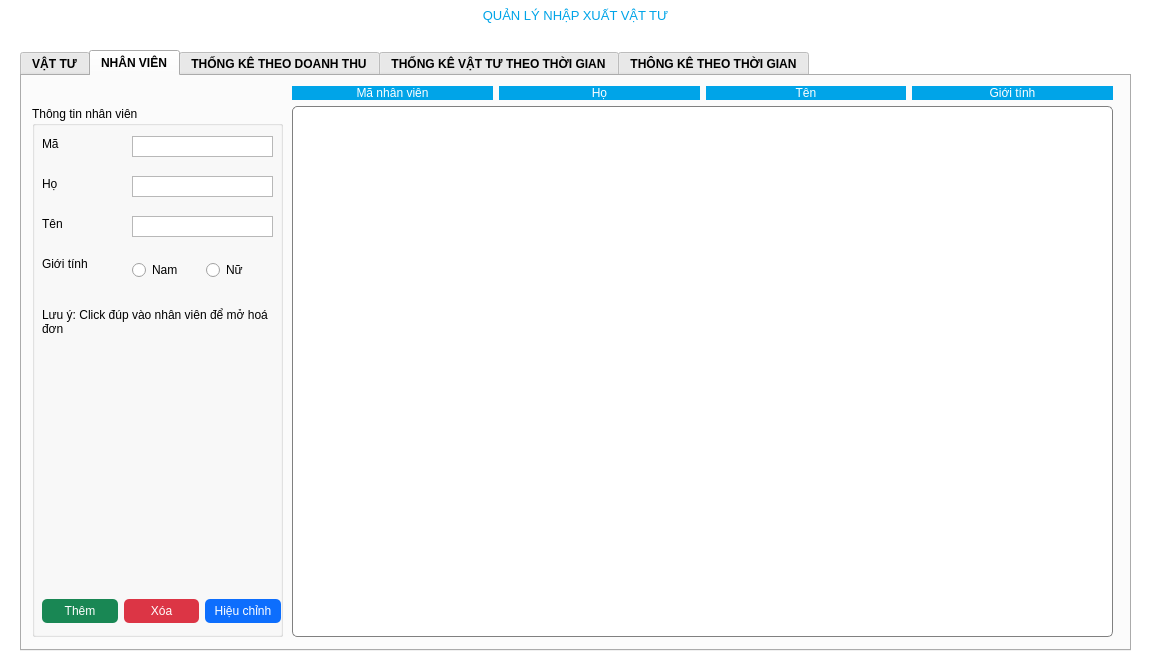
VinhNguyenD23/facilitiesManagement, file src/view/mainwindow.ui: the form before one commit.
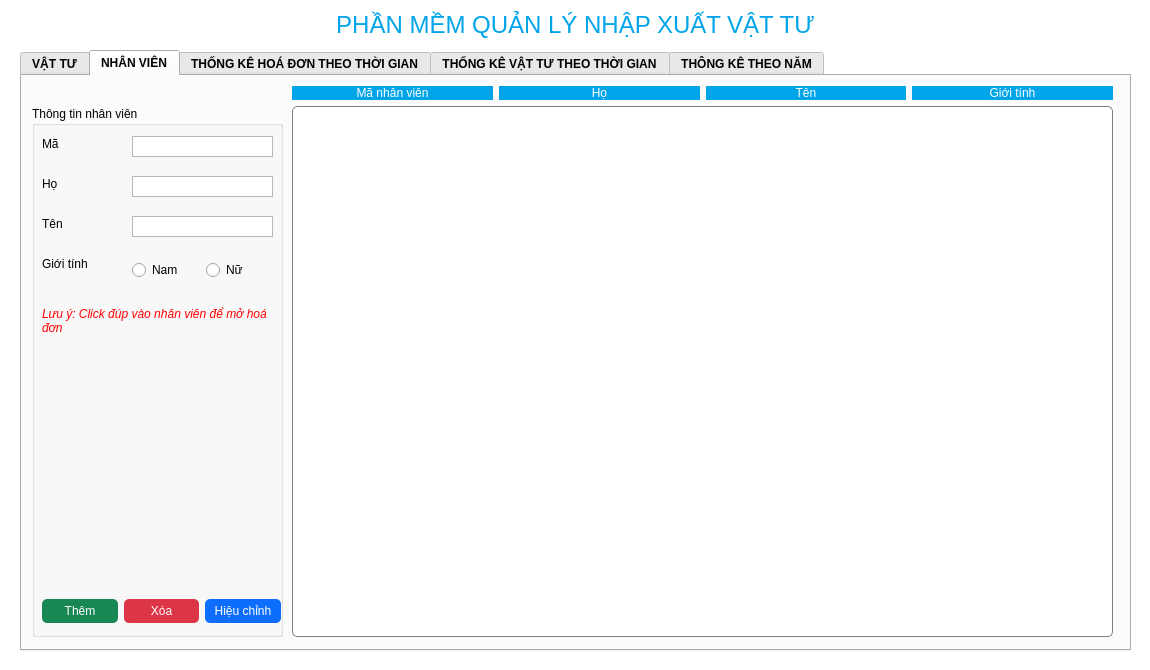
The form after the commit. The open tabs and pages were chosen to show the change.

```diff
--- a/src/view/mainwindow.ui
+++ b/src/view/mainwindow.ui
@@ -644,7 +644,7 @@
           </rect>
          </property>
          <property name="text">
-          <string>Lưu ý: Click đúp vào nhân viên để mở hoá đơn</string>
+          <string>&lt;html&gt;&lt;head/&gt;&lt;body&gt;&lt;p&gt;&lt;span style=&quot; font-style:italic; color:#ff0000;&quot;&gt;Lưu ý: Click đúp vào nhân viên để mở hoá đơn&lt;/span&gt;&lt;/p&gt;&lt;/body&gt;&lt;/html&gt;</string>
          </property>
          <property name="wordWrap">
           <bool>true</bool>
@@ -748,7 +748,7 @@
       </widget>
       <widget class="QWidget" name="StaticsByPrice">
        <attribute name="title">
-        <string>THỐNG KÊ THEO DOANH THU</string>
+        <string>THỐNG KÊ HOÁ ĐƠN THEO THỜI GIAN</string>
        </attribute>
        <widget class="QLabel" name="tieude_2">
         <property name="geometry">
@@ -1104,7 +1104,7 @@
       </widget>
       <widget class="QWidget" name="statisticsByTime">
        <attribute name="title">
-        <string>THÔNG KÊ THEO THỜI GIAN</string>
+        <string>THÔNG KÊ THEO NĂM</string>
        </attribute>
        <widget class="QTableWidget" name="statisticYearTable">
         <property name="geometry">
@@ -1210,7 +1210,7 @@
     <property name="geometry">
      <rect>
       <x>0</x>
-      <y>0</y>
+      <y>10</y>
       <width>1151</width>
       <height>31</height>
      </rect>
@@ -1223,7 +1223,7 @@
                               }</string>
     </property>
     <property name="text">
-     <string>&lt;html&gt;&lt;head/&gt;&lt;body&gt;&lt;p align=&quot;center&quot;&gt;&lt;span style=&quot; font-size:10pt;&quot;&gt;QUẢN LÝ NHẬP XUẤT VẬT TƯ&lt;/span&gt;&lt;/p&gt;&lt;/body&gt;&lt;/html&gt;</string>
+     <string>&lt;html&gt;&lt;head/&gt;&lt;body&gt;&lt;p align=&quot;center&quot;&gt;&lt;span style=&quot; font-size:18pt;&quot;&gt;PHẦN MỀM QUẢN LÝ NHẬP XUẤT VẬT TƯ&lt;/span&gt;&lt;/p&gt;&lt;/body&gt;&lt;/html&gt;</string>
     </property>
    </widget>
   </widget>
```
Left out of the diff: 4 changed lines with no effect on the pictures.
